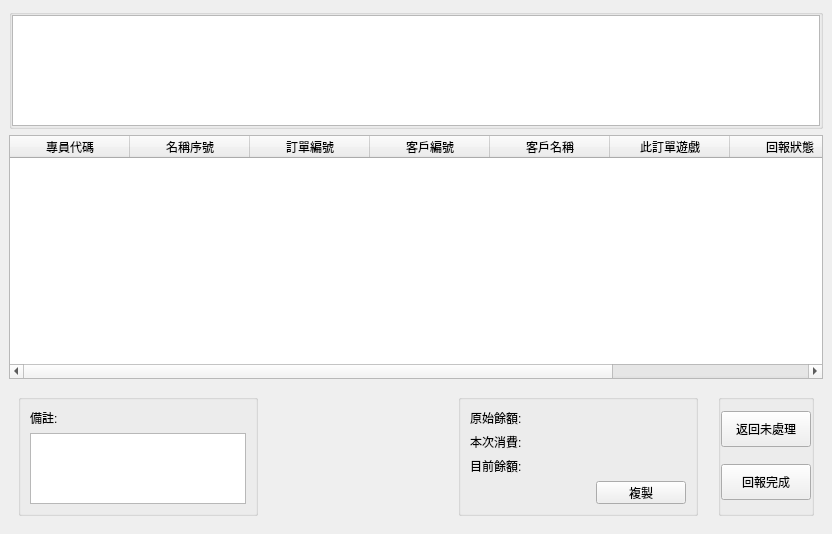
The window that src/AdbClient/StageOrder/LayerGetOrder2.ui (roger0816/Adb) describes before a commit, drawn with Qt 5.
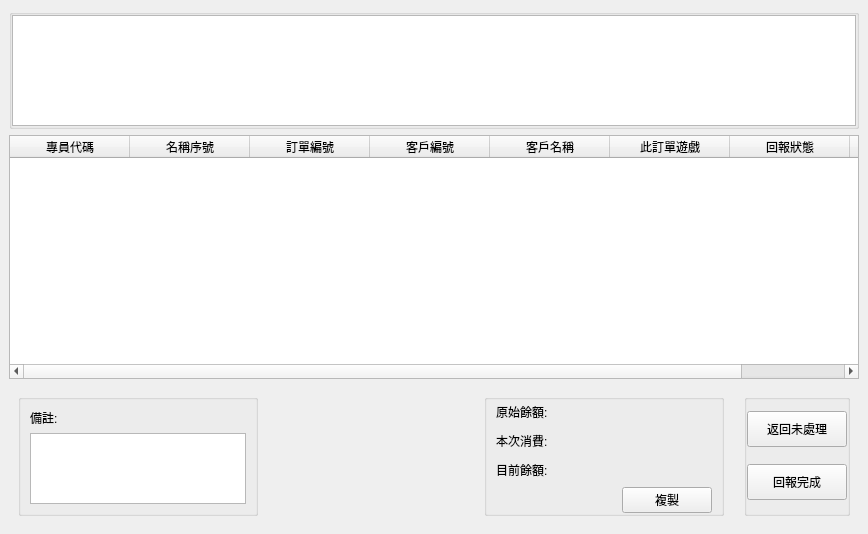
The same window after the commit. Custom widgets are drawn as their Qt base class.

```diff
--- a/src/AdbClient/StageOrder/LayerGetOrder2.ui
+++ b/src/AdbClient/StageOrder/LayerGetOrder2.ui
@@ -6,7 +6,7 @@
    <rect>
     <x>0</x>
     <y>0</y>
-    <width>796</width>
+    <width>868</width>
     <height>534</height>
    </rect>
   </property>
@@ -261,6 +261,12 @@
              </size>
             </property>
             <layout class="QGridLayout" name="gridLayout_5">
+             <property name="topMargin">
+              <number>0</number>
+             </property>
+             <property name="bottomMargin">
+              <number>0</number>
+             </property>
              <item row="2" column="1">
               <widget class="QLabel" name="lbFinal">
                <property name="text">
@@ -350,7 +356,7 @@
                </property>
                <property name="maximumSize">
                 <size>
-                 <width>90</width>
+                 <width>120</width>
                  <height>36</height>
                 </size>
                </property>
@@ -363,13 +369,13 @@
               <widget class="QPushButton" name="btnBackOrder">
                <property name="minimumSize">
                 <size>
-                 <width>90</width>
+                 <width>100</width>
                  <height>36</height>
                 </size>
                </property>
                <property name="maximumSize">
                 <size>
-                 <width>90</width>
+                 <width>120</width>
                  <height>36</height>
                 </size>
                </property>
```
Left out of the diff: 8 changed lines with no effect on the pictures.
